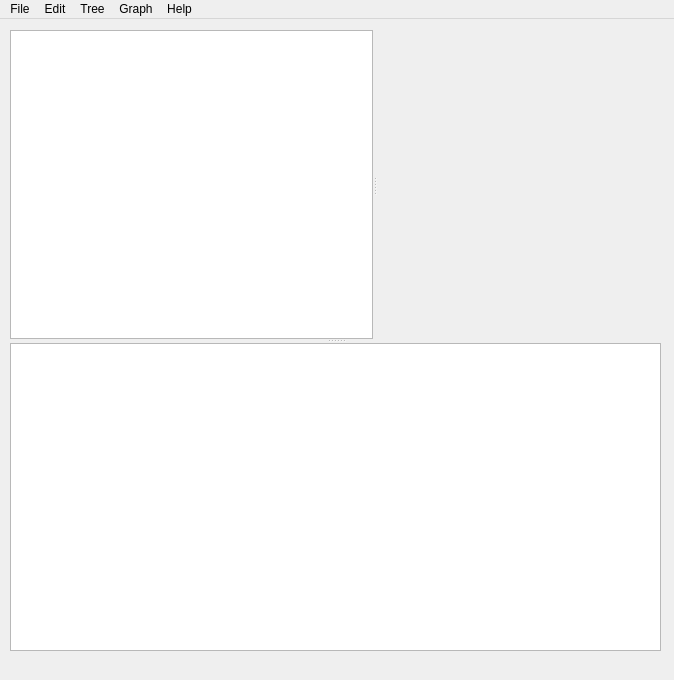
Old version of the form QtPMbrowser/pmbrowserwindow.ui in the repository ChrisHal/PMbrowser.
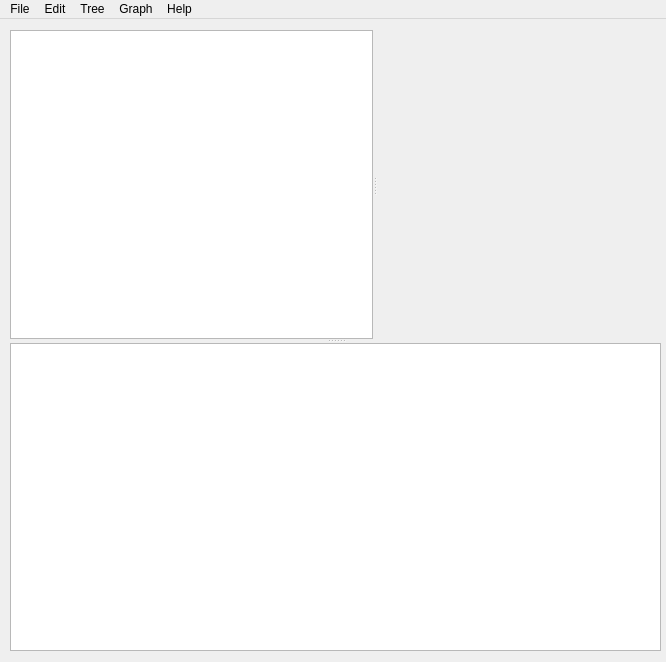
New version of the form. Custom widgets are drawn as their Qt base class.

Commit message: move export menu entries to dedicated submenu, hide unnecessary option to export all traces

```diff
--- a/QtPMbrowser/pmbrowserwindow.ui
+++ b/QtPMbrowser/pmbrowserwindow.ui
@@ -6,8 +6,8 @@
    <rect>
     <x>0</x>
     <y>0</y>
-    <width>674</width>
-    <height>680</height>
+    <width>666</width>
+    <height>662</height>
    </rect>
   </property>
   <property name="sizeIncrement">
@@ -124,8 +124,8 @@
     <rect>
      <x>0</x>
      <y>0</y>
-     <width>674</width>
-     <height>21</height>
+     <width>666</width>
+     <height>26</height>
     </rect>
    </property>
    <widget class="QMenu" name="menuFile">
```
Left out of the diff: 36 changed lines with no effect on the pictures.
